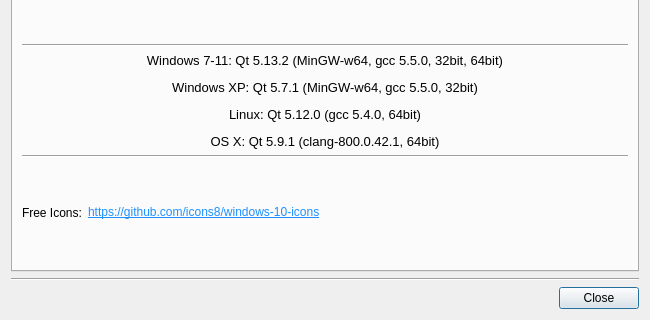
Above: about.ui from radioacoustick/Coil64 before the change; both pictures show x 0 to 650 and y 280 to 600 of the 650 by 600 pixel window. Below: the same form after it.
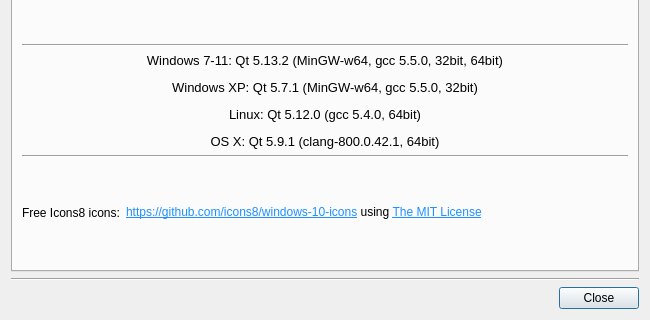
That is the form after the change. Icons and pictures are not drawn.

Diff of the .ui file:
```diff
--- a/about.ui
+++ b/about.ui
@@ -725,7 +725,7 @@
                 </sizepolicy>
                </property>
                <property name="text">
-                <string>Free Icons:</string>
+                <string notr="true">Free Icons8 icons:</string>
                </property>
                <property name="margin">
                 <number>10</number>
@@ -735,7 +735,7 @@
              <item>
               <widget class="QLabel" name="label">
                <property name="text">
-                <string notr="true">&lt;a href=&quot;https://github.com/icons8/windows-10-icons&quot;&gt;&lt;span style=&quot;text-decoration: underline; color:DodgerBlue;&quot;&gt;https://github.com/icons8/windows-10-icons&lt;/span&gt;&lt;/a&gt;</string>
+                <string notr="true">&lt;a href=&quot;https://github.com/icons8/windows-10-icons&quot;&gt;&lt;span style=&quot;text-decoration: underline; color:DodgerBlue;&quot;&gt;https://github.com/icons8/windows-10-icons&lt;/span&gt;&lt;/a&gt; using &lt;a href=&quot;https://opensource.org/license/mit&quot;&gt;&lt;span style=&quot;text-decoration: underline; color:DodgerBlue;&quot;&gt;The MIT License&lt;/span&gt;&lt;/a&gt;</string>
                </property>
                <property name="margin">
                 <number>10</number>
```
